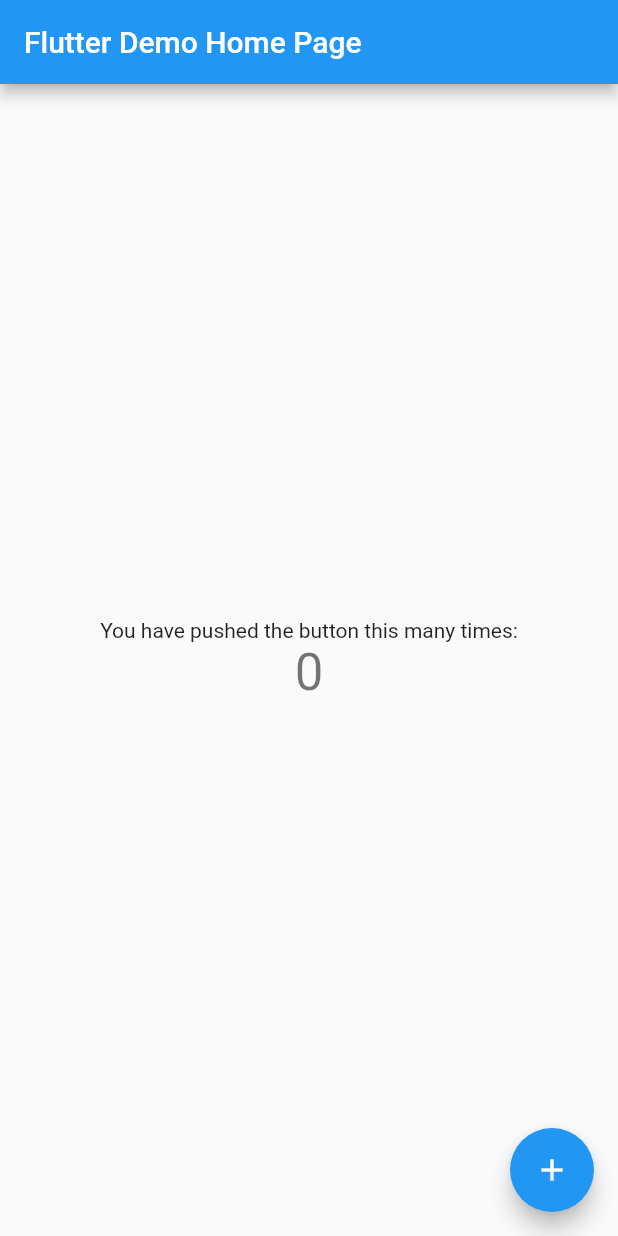
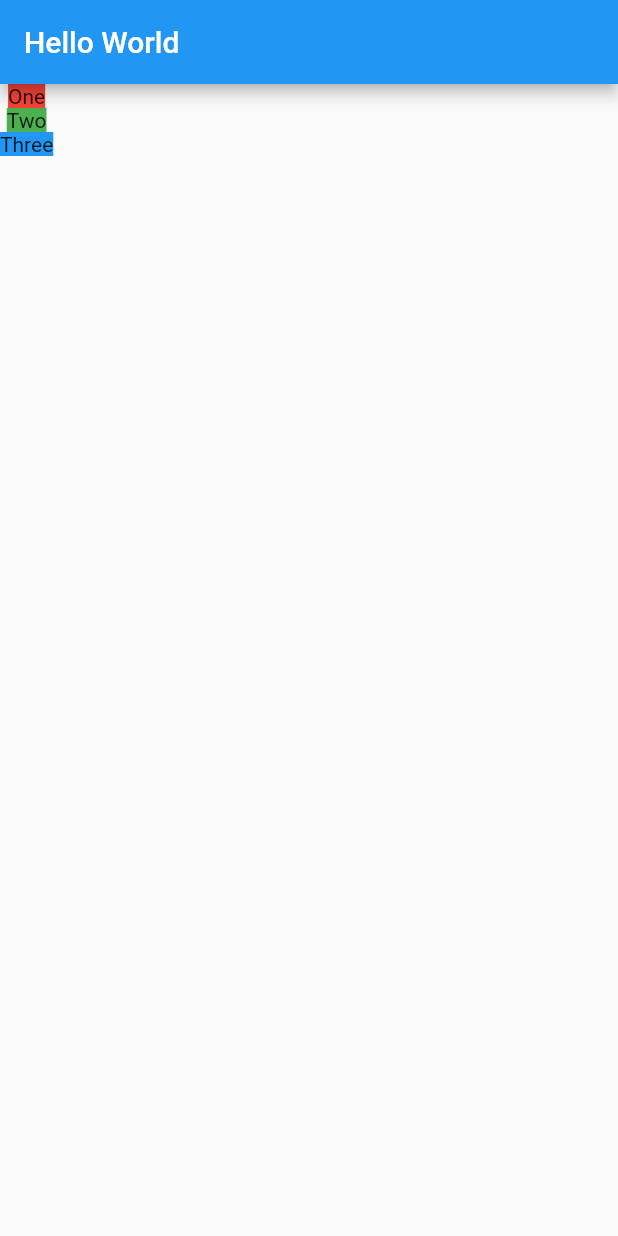
Before and after one commit to badeai/App2, a Flutter app: the screen it shows after launch, on a phone screen of 412 x 824 dp. Run offline on Flutter 3.47's test engine with Material 2 defaults, Android fonts, the phone set to English and light mode, and no system bars.

Commit message:
Update main.dart

```diff
--- a/lib/main.dart
+++ b/lib/main.dart
@@ -1,115 +1,32 @@
-import 'package:flutter/material.dart';
+import "package:flutter/material.dart";
 
 void main() {
-  runApp(const MyApp());
-}
-
-class MyApp extends StatelessWidget {
-  const MyApp({super.key});
-
-  // This widget is the root of your application.
-  @override
-  Widget build(BuildContext context) {
-    return MaterialApp(
-      title: 'Flutter Demo',
-      theme: ThemeData(
-        // This is the theme of your application.
-        //
-        // Try running your application with "flutter run". You'll see the
-        // application has a blue toolbar. Then, without quitting the app, try
-        // changing the primarySwatch below to Colors.green and then invoke
-        // "hot reload" (press "r" in the console where you ran "flutter run",
-        // or simply save your changes to "hot reload" in a Flutter IDE).
-        // Notice that the counter didn't reset back to zero; the application
-        // is not restarted.
-        primarySwatch: Colors.blue,
+  return runApp(MaterialApp(
+      home: Scaffold(
+    appBar: AppBar(
+      title: const Text('Hello World'),
     ),
-      home: const MyHomePage(title: 'Flutter Demo Home Page'),
-    );
-  }
-}
-
-class MyHomePage extends StatefulWidget {
-  const MyHomePage({super.key, required this.title});
-
-  // This widget is the home page of your application. It is stateful, meaning
-  // that it has a State object (defined below) that contains fields that affect
-  // how it looks.
-
-  // This class is the configuration for the state. It holds the values (in this
-  // case the title) provided by the parent (in this case the App widget) and
-  // used by the build method of the State. Fields in a Widget subclass are
-  // always marked "final".
-
-  final String title;
-
-  @override
-  State<MyHomePage> createState() => _MyHomePageState();
-}
-
-class _MyHomePageState extends State<MyHomePage> {
-  int _counter = 0;
-
-  void _incrementCounter() {
-    setState(() {
-      // This call to setState tells the Flutter framework that something has
-      // changed in this State, which causes it to rerun the build method below
-      // so that the display can reflect the updated values. If we changed
-      // _counter without calling setState(), then the build method would not be
-      // called again, and so nothing would appear to happen.
-      _counter++;
-    });
-  }
-
-  @override
-  Widget build(BuildContext context) {
-    // This method is rerun every time setState is called, for instance as done
-    // by the _incrementCounter method above.
-    //
-    // The Flutter framework has been optimized to make rerunning build methods
-    // fast, so that you can just rebuild anything that needs updating rather
-    // than having to individually change instances of widgets.
-    return Scaffold(
-      appBar: AppBar(
-        // Here we take the value from the MyHomePage object that was created by
-        // the App.build method, and use it to set our appbar title.
-        title: Text(widget.title),
+    body: Column(
+      children: [
+        Container(
+          decoration: const BoxDecoration(
+            color: Colors.red,
           ),
-      body: Center(
-        // Center is a layout widget. It takes a single child and positions it
-        // in the middle of the parent.
-        child: Column(
-          // Column is also a layout widget. It takes a list of children and
-          // arranges them vertically. By default, it sizes itself to fit its
-          // children horizontally, and tries to be as tall as its parent.
-          //
-          // Invoke "debug painting" (press "p" in the console, choose the
-          // "Toggle Debug Paint" action from the Flutter Inspector in Android
-          // Studio, or the "Toggle Debug Paint" command in Visual Studio Code)
-          // to see the wireframe for each widget.
-          //
-          // Column has various properties to control how it sizes itself and
-          // how it positions its children. Here we use mainAxisAlignment to
-          // center the children vertically; the main axis here is the vertical
-          // axis because Columns are vertical (the cross axis would be
-          // horizontal).
-          mainAxisAlignment: MainAxisAlignment.center,
-          children: <Widget>[
-            const Text(
-              'You have pushed the button this many times:',
+          child: Text('One'),
         ),
-            Text(
-              '$_counter',
-              style: Theme.of(context).textTheme.headline4,
+        Container(
+          decoration: const BoxDecoration(
+            color: Colors.green,
+          ),
+          child: Text('Two'),
+        ),
+        Container(
+          decoration: const BoxDecoration(
+            color: Colors.blue,
+          ),
+          child: Text('Three'),
         ),
       ],
     ),
-      ),
-      floatingActionButton: FloatingActionButton(
-        onPressed: _incrementCounter,
-        tooltip: 'Increment',
-        child: const Icon(Icons.add),
-      ), // This trailing comma makes auto-formatting nicer for build methods.
-    );
+  )));
 }
-}
```
Lines whose indentation alone changed are shown as unchanged.
